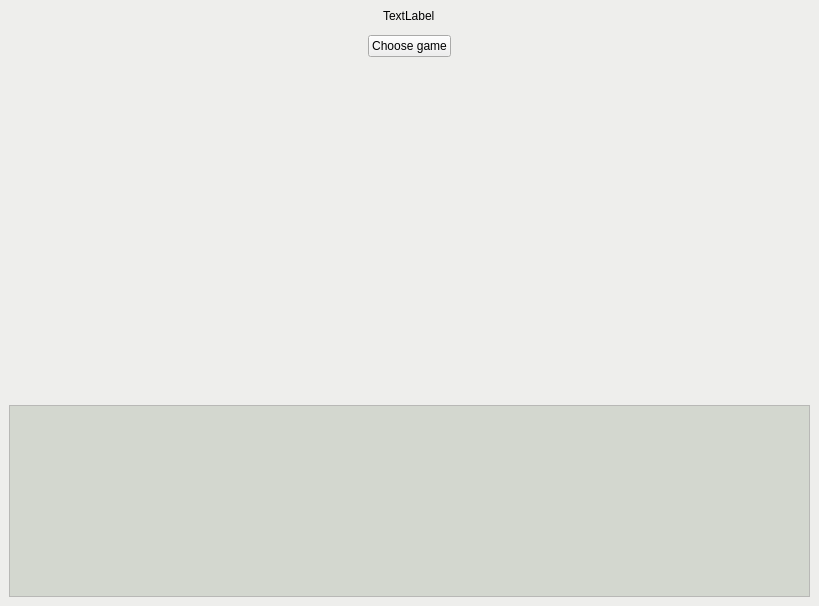
Above: src/mainwindow.ui from MathThree/queens_game before the change. Below: the same form after it.
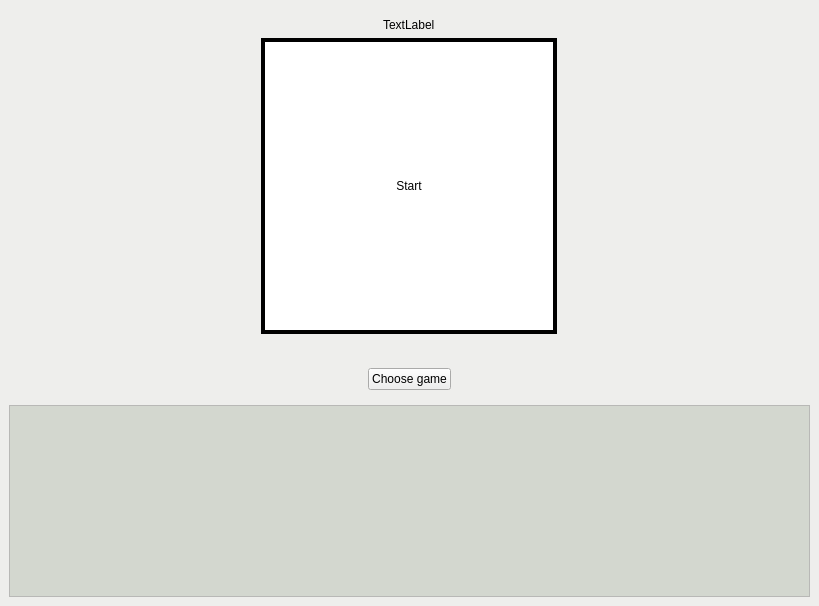
That is the form after the change. Custom widgets are drawn as their Qt base class.

Commit message: fix: making game grid centered and fill maximum square

The edit to the form file:
```diff
--- a/src/mainwindow.ui
+++ b/src/mainwindow.ui
@@ -79,7 +79,22 @@
   </property>
   <widget class="QWidget" name="centralwidget">
    <layout class="QVBoxLayout" name="verticalLayout_2">
-    <item alignment="Qt::AlignHCenter">
+    <item>
+     <widget class="QWidget" name="widget" native="true">
+      <property name="sizePolicy">
+       <sizepolicy hsizetype="Expanding" vsizetype="Expanding">
+        <horstretch>0</horstretch>
+        <verstretch>0</verstretch>
+       </sizepolicy>
+      </property>
+      <property name="minimumSize">
+       <size>
+        <width>10</width>
+        <height>50</height>
+       </size>
+      </property>
+      <layout class="QVBoxLayout" name="verticalLayout_3" stretch="0,0,0">
+       <item alignment="Qt::AlignHCenter|Qt::AlignBottom">
      <widget class="QLabel" name="gameName">
       <property name="text">
        <string>TextLabel</string>
@@ -87,24 +102,33 @@
      </widget>
     </item>
     <item>
-     <layout class="QHBoxLayout" name="hLayout_game">
-      <item>
-       <widget class="QWidget" name="gameWidget" native="true">
+        <widget class="GridContainer" name="gameWidget" native="true">
         <property name="sizePolicy">
-         <sizepolicy hsizetype="Fixed" vsizetype="Fixed">
+          <sizepolicy hsizetype="Expanding" vsizetype="Expanding">
           <horstretch>0</horstretch>
           <verstretch>0</verstretch>
          </sizepolicy>
         </property>
-        <widget class="QWidget" name="gridLayoutWidget">
+         <property name="styleSheet">
+          <string notr="true">/*background-color: rgba(255, 0, 0, 50); 
+border: 2px dashed rgb(255, 0, 0); */
+</string>
+         </property>
+         <widget class="QWidget" name="gridWidget" native="true">
          <property name="geometry">
           <rect>
-           <x>10</x>
-           <y>50</y>
-           <width>431</width>
-           <height>201</height>
-          </rect>
-         </property>
+            <x>243</x>
+            <y>0</y>
+            <width>296</width>
+            <height>296</height>
+           </rect>
+          </property>
+          <property name="sizePolicy">
+           <sizepolicy hsizetype="Fixed" vsizetype="Fixed">
+            <horstretch>0</horstretch>
+            <verstretch>0</verstretch>
+           </sizepolicy>
+          </property>
          <layout class="QGridLayout" name="gameGrid">
           <property name="sizeConstraint">
            <enum>QLayout::SetDefaultConstraint</enum>
@@ -112,31 +136,32 @@
           <property name="spacing">
            <number>0</number>
           </property>
+           <item row="0" column="0">
+            <widget class="CellButton" name="firstCell">
+             <property name="sizePolicy">
+              <sizepolicy hsizetype="Expanding" vsizetype="Expanding">
+               <horstretch>0</horstretch>
+               <verstretch>0</verstretch>
+              </sizepolicy>
+             </property>
+             <property name="styleSheet">
+              <string notr="true">background-color: white;
+border: 4px solid black;
+border-radius: 0px;</string>
+             </property>
+             <property name="text">
+              <string>Start</string>
+             </property>
+            </widget>
+           </item>
          </layout>
         </widget>
        </widget>
       </item>
-     </layout>
-    </item>
-    <item>
-     <layout class="QHBoxLayout" name="hLayout_chooseGame">
-      <item>
-       <spacer name="hSpacer1">
-        <property name="orientation">
-         <enum>Qt::Horizontal</enum>
-        </property>
-        <property name="sizeHint" stdset="0">
-         <size>
-          <width>40</width>
-          <height>20</height>
-         </size>
-        </property>
-       </spacer>
-      </item>
-      <item>
+       <item alignment="Qt::AlignHCenter|Qt::AlignTop">
        <widget class="QPushButton" name="chooseGameButton">
         <property name="sizePolicy">
-         <sizepolicy hsizetype="Fixed" vsizetype="Fixed">
+          <sizepolicy hsizetype="Preferred" vsizetype="Preferred">
           <horstretch>0</horstretch>
           <verstretch>0</verstretch>
          </sizepolicy>
@@ -146,33 +171,8 @@
         </property>
        </widget>
       </item>
-      <item>
-       <spacer name="hSpacer0">
-        <property name="orientation">
-         <enum>Qt::Horizontal</enum>
-        </property>
-        <property name="sizeHint" stdset="0">
-         <size>
-          <width>40</width>
-          <height>20</height>
-         </size>
-        </property>
-       </spacer>
-      </item>
-     </layout>
-    </item>
-    <item>
-     <spacer name="verticalSpacer">
-      <property name="orientation">
-       <enum>Qt::Vertical</enum>
-      </property>
-      <property name="sizeHint" stdset="0">
-       <size>
-        <width>20</width>
-        <height>40</height>
-       </size>
-      </property>
-     </spacer>
+      </layout>
+     </widget>
     </item>
     <item>
      <widget class="QTextBrowser" name="debugText">
@@ -206,6 +206,19 @@
    </property>
   </widget>
  </widget>
+ <customwidgets>
+  <customwidget>
+   <class>GridContainer</class>
+   <extends>QWidget</extends>
+   <header location="global">gridcontainer.h</header>
+   <container>1</container>
+  </customwidget>
+  <customwidget>
+   <class>CellButton</class>
+   <extends>QPushButton</extends>
+   <header>cellbutton.h</header>
+  </customwidget>
+ </customwidgets>
  <resources/>
  <connections/>
 </ui>
```
Left out of the diff: 3 changed lines with no effect on the pictures. Lines whose indentation alone changed are shown as unchanged. The commit also changes 11 other files.
